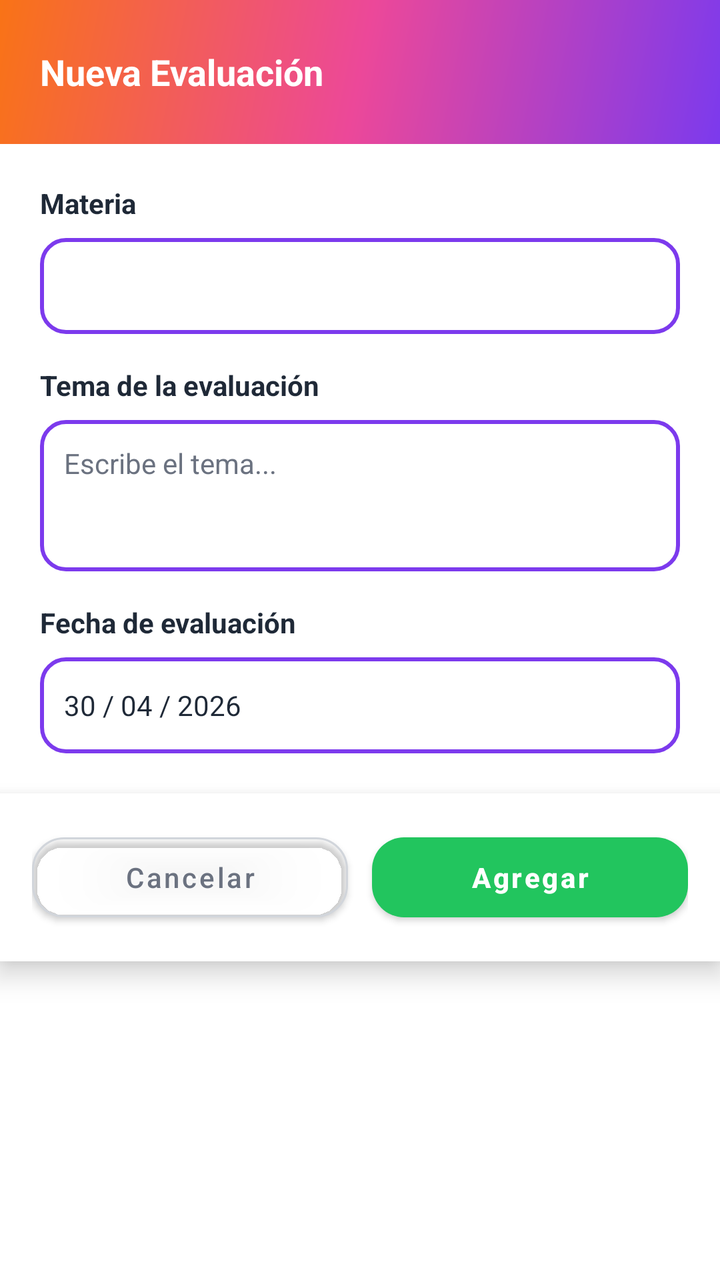
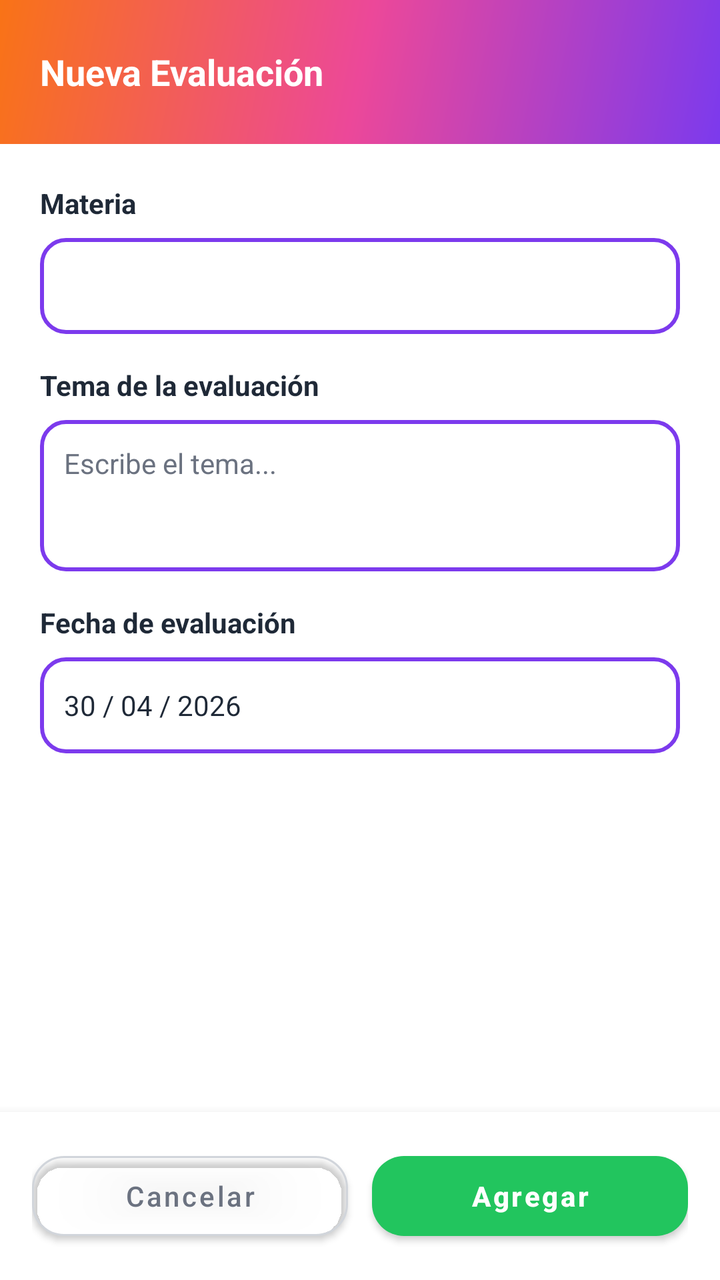

Two renders of the same Android screen: before a commit and after it. Below are the layout's source before the change and the commit's diff.
<!-- AndroidManifest.xml: application theme Theme.MaterialComponents.Light.NoActionBar -->
<!-- res/layout/dialog_new_evaluation.xml -->
<?xml version="1.0" encoding="utf-8"?>
<LinearLayout xmlns:android="http://schemas.android.com/apk/res/android"
    xmlns:app="http://schemas.android.com/apk/res-auto"
    android:layout_width="match_parent"
    android:layout_height="wrap_content"
    android:orientation="vertical">

    <LinearLayout
        android:layout_width="match_parent"
        android:layout_height="72dp"
        android:background="@drawable/bg_header_gradient"
        android:gravity="center_vertical"
        android:padding="20dp">

        <TextView
            android:layout_width="wrap_content"
            android:layout_height="wrap_content"
            android:text="Nueva Evaluación"
            android:textColor="@android:color/white"
            android:textSize="18sp"
            android:textStyle="bold" />
    </LinearLayout>

    <LinearLayout
        android:layout_width="match_parent"
        android:layout_height="wrap_content"
        android:orientation="vertical"
        android:padding="20dp">

            <TextView
                android:layout_width="wrap_content"
                android:layout_height="wrap_content"
                android:layout_marginBottom="8dp"
                android:text="Materia"
                android:textColor="@color/text_primary"
                android:textSize="14sp"
                android:textStyle="bold" />

            <FrameLayout
                android:layout_width="match_parent"
                android:layout_height="wrap_content"
                android:layout_marginBottom="16dp"
                android:background="@drawable/bg_input_outlined">

                <Spinner
                    android:id="@+id/spinnerSubject"
                    android:layout_width="match_parent"
                    android:layout_height="48dp"
                    android:background="@android:color/transparent"
                    android:paddingStart="12dp"
                    android:paddingEnd="12dp" />
            </FrameLayout>

            <TextView
                android:layout_width="wrap_content"
                android:layout_height="wrap_content"
                android:layout_marginBottom="8dp"
                android:text="Tema de la evaluación"
                android:textColor="@color/text_primary"
                android:textSize="14sp"
                android:textStyle="bold" />

            <EditText
                android:id="@+id/editTextTopic"
                android:layout_width="match_parent"
                android:layout_height="wrap_content"
                android:layout_marginBottom="16dp"
                android:background="@drawable/bg_input_outlined"
                android:gravity="top|start"
                android:hint="Escribe el tema..."
                android:inputType="textMultiLine|textCapSentences"
                android:maxLines="5"
                android:minLines="3"
                android:padding="12dp"
                android:textColor="@color/text_primary"
                android:textColorHint="@color/text_secondary"
                android:textSize="14sp" />

            <TextView
                android:layout_width="wrap_content"
                android:layout_height="wrap_content"
                android:layout_marginBottom="8dp"
                android:text="Fecha de evaluación"
                android:textColor="@color/text_primary"
                android:textSize="14sp"
                android:textStyle="bold" />

            <TextView
                android:id="@+id/editTextDate"
                android:layout_width="match_parent"
                android:layout_height="48dp"
                android:background="@drawable/bg_input_outlined"
                android:clickable="true"
                android:focusable="true"
                android:gravity="center_vertical"
                android:padding="12dp"
                android:text="30 / 04 / 2026"
                android:textColor="@color/text_primary"
                android:textSize="14sp" />
    </LinearLayout>

    <LinearLayout
        android:layout_width="match_parent"
        android:layout_height="wrap_content"
        android:orientation="horizontal"
        android:padding="16dp"
        android:elevation="8dp"
        android:background="@android:color/white">

        <com.google.android.material.button.MaterialButton
            android:id="@+id/btnCancel"
            android:layout_width="0dp"
            android:layout_height="52dp"
            android:layout_weight="1"
            android:minWidth="0dp"
            android:text="Cancelar"
            android:textColor="#6B7280"
            android:textAllCaps="false"
            app:backgroundTint="@android:color/transparent"
            app:strokeColor="@color/gray_300"
            app:strokeWidth="1dp"
            app:cornerRadius="16dp" />

        <Space
            android:layout_width="12dp"
            android:layout_height="1dp" />

        <com.google.android.material.button.MaterialButton
            android:id="@+id/btnAdd"
            android:layout_width="0dp"
            android:layout_height="52dp"
            android:layout_weight="1"
            android:minWidth="0dp"
            android:text="Agregar"
            android:textColor="@android:color/white"
            android:textAllCaps="false"
            android:textStyle="bold"
            app:backgroundTint="@color/green_500"
            app:cornerRadius="16dp" />
    </LinearLayout>

</LinearLayout>
<!-- resources referenced by this layout -->
<resources>
  <color name="gray_300">#D1D5DB</color>
  <color name="green_500">#22C55E</color>
  <color name="text_primary">#1F2937</color>
  <color name="text_secondary">#6B7280</color>
  <!-- drawable bg_header_gradient (drawable) -->
  <?xml version="1.0" encoding="utf-8"?>
  <shape xmlns:android="http://schemas.android.com/apk/res/android">
      <gradient
          android:angle="135"
          android:startColor="@color/grad_purple"
          android:centerColor="@color/grad_pink"
          android:endColor="@color/grad_orange" />
  </shape>
  <!-- drawable bg_input_outlined (drawable) -->
  <?xml version="1.0" encoding="utf-8"?>
  <shape xmlns:android="http://schemas.android.com/apk/res/android">
      <solid android:color="@color/white" />
      <stroke android:width="2dp" android:color="@color/grad_purple" />
      <corners android:radius="12dp" />
  </shape>
  <color name="grad_purple">#7C3AED</color>
  <color name="grad_pink">#EC4899</color>
  <color name="grad_orange">#F97316</color>
  <color name="white">#FFFFFF</color>
</resources>

<!-- the commit's change to res/layout/dialog_new_evaluation.xml (unified diff, before → after) -->
@@ -2,7 +2,7 @@
 <LinearLayout xmlns:android="http://schemas.android.com/apk/res/android"
     xmlns:app="http://schemas.android.com/apk/res-auto"
     android:layout_width="match_parent"
-    android:layout_height="wrap_content"
+    android:layout_height="match_parent"
     android:orientation="vertical">
 
     <LinearLayout
@@ -21,11 +21,17 @@
             android:textStyle="bold" />
     </LinearLayout>
 
-    <LinearLayout
+    <androidx.core.widget.NestedScrollView
         android:layout_width="match_parent"
-        android:layout_height="wrap_content"
-        android:orientation="vertical"
-        android:padding="20dp">
+        android:layout_height="0dp"
+        android:layout_weight="1"
+        android:fillViewport="true">
+
+        <LinearLayout
+            android:layout_width="match_parent"
+            android:layout_height="wrap_content"
+            android:orientation="vertical"
+            android:padding="20dp">
 
             <TextView
                 android:layout_width="wrap_content"
@@ -68,8 +74,9 @@
                 android:background="@drawable/bg_input_outlined"
                 android:gravity="top|start"
                 android:hint="Escribe el tema..."
-                android:inputType="textMultiLine|textCapSentences"
-                android:maxLines="5"
+                android:imeOptions="actionDone"
+                android:inputType="textCapSentences|textMultiLine"
+                android:maxLines="3"
                 android:minLines="3"
                 android:padding="12dp"
                 android:textColor="@color/text_primary"
@@ -97,15 +104,16 @@
                 android:text="30 / 04 / 2026"
                 android:textColor="@color/text_primary"
                 android:textSize="14sp" />
-    </LinearLayout>
+        </LinearLayout>
+    </androidx.core.widget.NestedScrollView>
 
     <LinearLayout
         android:layout_width="match_parent"
         android:layout_height="wrap_content"
+        android:background="@android:color/white"
+        android:elevation="8dp"
         android:orientation="horizontal"
-        android:padding="16dp"
-        android:elevation="8dp"
-        android:background="@android:color/white">
+        android:padding="16dp">
 
         <com.google.android.material.button.MaterialButton
             android:id="@+id/btnCancel"
@@ -114,12 +122,12 @@
             android:layout_weight="1"
             android:minWidth="0dp"
             android:text="Cancelar"
+            android:textAllCaps="false"
             android:textColor="#6B7280"
-            android:textAllCaps="false"
             app:backgroundTint="@android:color/transparent"
+            app:cornerRadius="16dp"
             app:strokeColor="@color/gray_300"
-            app:strokeWidth="1dp"
-            app:cornerRadius="16dp" />
+            app:strokeWidth="1dp" />
 
         <Space
             android:layout_width="12dp"
@@ -132,8 +140,8 @@
             android:layout_weight="1"
             android:minWidth="0dp"
             android:text="Agregar"
+            android:textAllCaps="false"
             android:textColor="@android:color/white"
-            android:textAllCaps="false"
             android:textStyle="bold"
             app:backgroundTint="@color/green_500"
             app:cornerRadius="16dp" />
